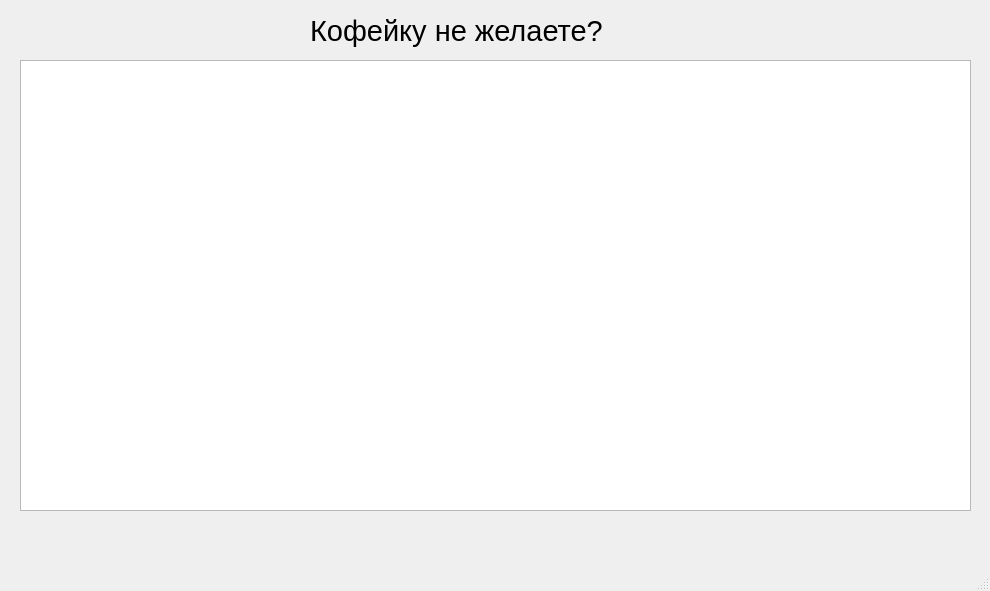
Old version of the form main.ui in the repository Mati-Midnight/coffffee.
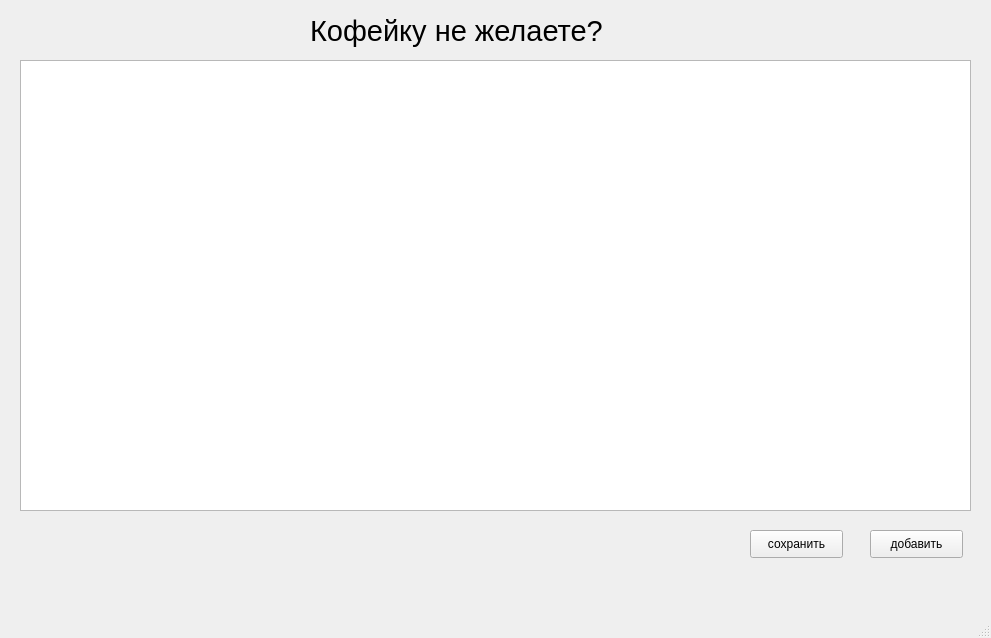
New version of the form.

The edit to the form file:
```diff
--- a/main.ui
+++ b/main.ui
@@ -6,8 +6,8 @@
    <rect>
     <x>0</x>
     <y>0</y>
-    <width>990</width>
-    <height>591</height>
+    <width>991</width>
+    <height>638</height>
    </rect>
   </property>
   <property name="windowTitle">
@@ -44,6 +44,32 @@
      <string>Кофейку не желаете?</string>
     </property>
    </widget>
+   <widget class="QPushButton" name="pushButton">
+    <property name="geometry">
+     <rect>
+      <x>750</x>
+      <y>530</y>
+      <width>93</width>
+      <height>28</height>
+     </rect>
+    </property>
+    <property name="text">
+     <string>сохранить</string>
+    </property>
+   </widget>
+   <widget class="QPushButton" name="pushButton_2">
+    <property name="geometry">
+     <rect>
+      <x>870</x>
+      <y>530</y>
+      <width>93</width>
+      <height>28</height>
+     </rect>
+    </property>
+    <property name="text">
+     <string>добавить</string>
+    </property>
+   </widget>
   </widget>
   <widget class="QMenuBar" name="menubar">
    <property name="geometry">
```
Left out of the diff: 2 changed lines with no effect on the pictures.
